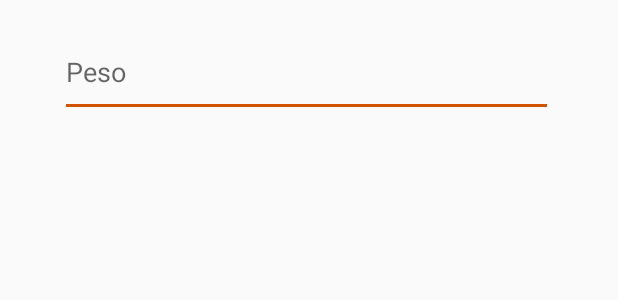
After one commit to Dialdroid/ProyectoEquipo07, an Android app: the layout modal_layout.xml on its own in the app's theme, with its tools: preview values and no code run, on a phone screen of 412 x 824 dp. The commit adds this screen. Shown: the top 300 px of the screen. Run offline under Robolectric (Android 15) with nearby library versions, the phone set to English and light mode, and no system bars.

Commit message:
Añadido modal
Modal de añadir peso

```diff
--- /dev/null
+++ b/Grupo7_App/app/src/main/res/layout/modal_layout.xml
@@ -0,0 +1,21 @@
+<?xml version="1.0" encoding="utf-8"?>
+<RelativeLayout xmlns:android="http://schemas.android.com/apk/res/android"
+    android:layout_width="match_parent"
+    android:layout_height="match_parent"
+    android:padding="16dp">
+
+    <EditText
+        android:id="@+id/edit_peso"
+        android:layout_width="wrap_content"
+        android:layout_height="60dp"
+        android:layout_alignParentStart="true"
+        android:layout_alignParentTop="true"
+        android:layout_alignParentEnd="true"
+        android:layout_marginStart="24dp"
+        android:layout_marginTop="2dp"
+        android:layout_marginEnd="27dp"
+        android:hint="Peso"
+        android:inputType="number" />
+
+
+</RelativeLayout>
```
Also changed, not shown: Grupo7_App/app/src/main/java/grupo7/com/appg7/Add_Peso.java (added, +62 -0 lines), Grupo7_App/app/src/main/java/grupo7/com/appg7/PrincipalFragment.java (+27 -0 lines), Grupo7_App/app/src/main/res/layout/fragment_peso.xml (+25 -3 lines).
